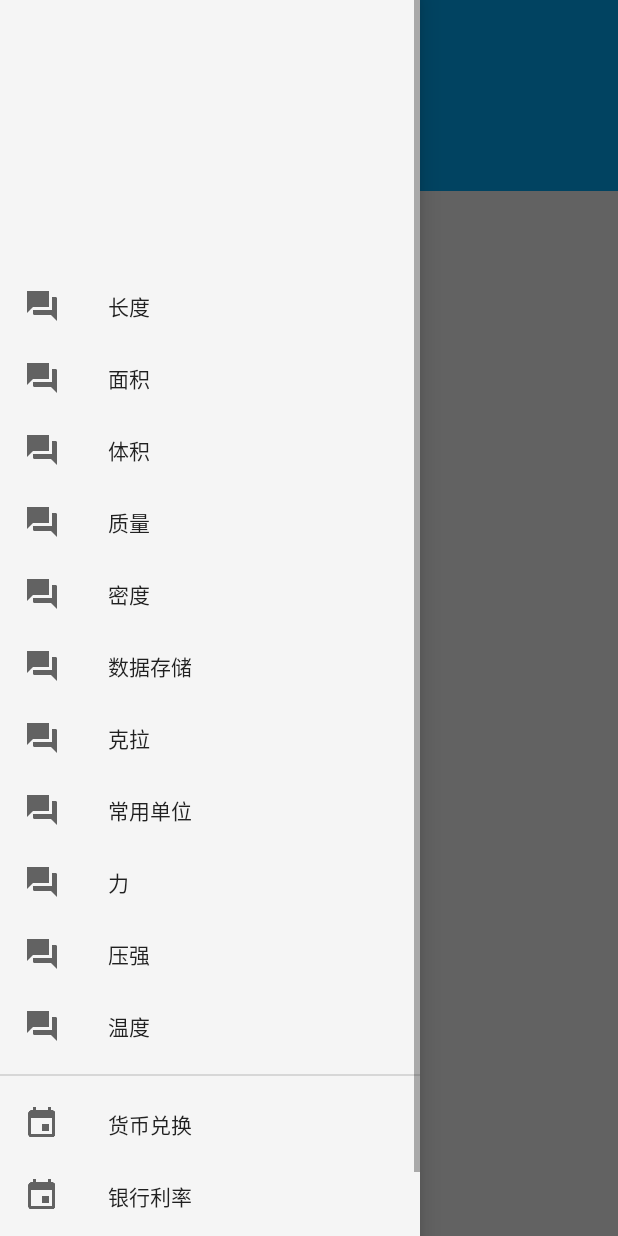
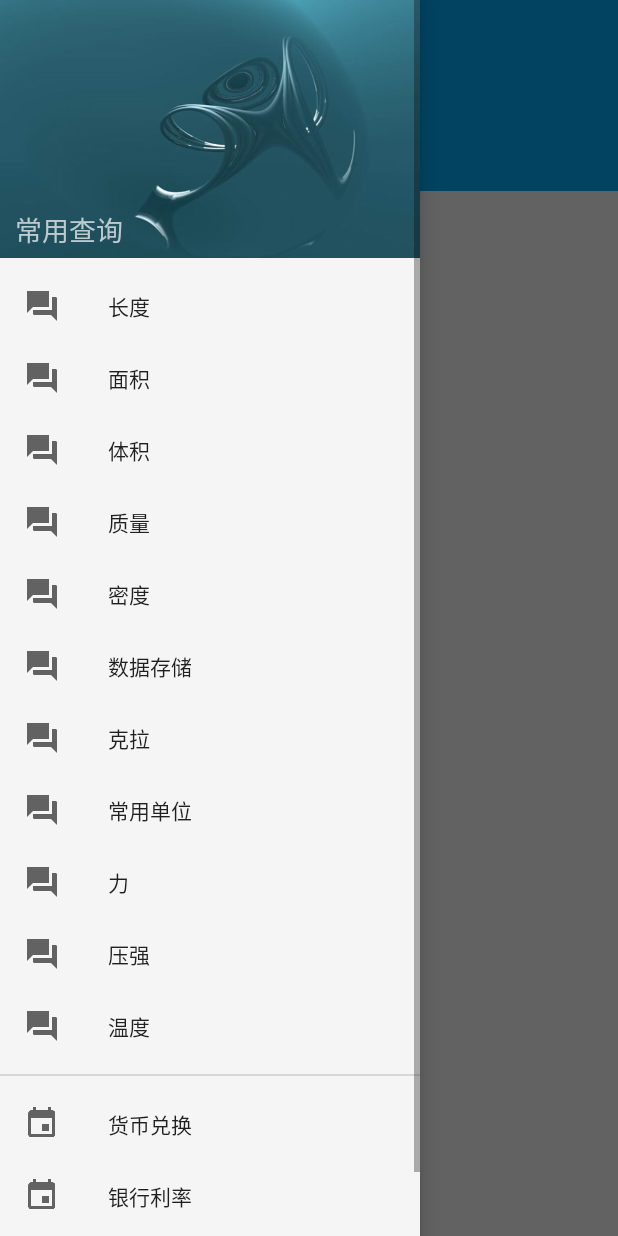
Before and after one commit to ctg168/MaterialSample, an Android app: the screen it shows after launch (MainActivity), with the side drawer open, on a phone screen of 412 x 824 dp. Run offline under Robolectric (Android 15) with nearby library versions, the phone set to English and light mode, and no system bars.

Commit message:
根据不同的换算类型，设置不同的颜色，可以了。

```diff
--- a/app/src/main/java/com/terry/materialsample/MainActivity.java
+++ b/app/src/main/java/com/terry/materialsample/MainActivity.java
@@ -1,5 +1,6 @@
 package com.terry.materialsample;
 
+import android.graphics.Color;
 import android.net.Uri;
 import android.os.Bundle;
 import android.support.design.widget.NavigationView;
@@ -18,6 +19,8 @@ public class MainActivity extends AppCompatActivity implements HuanFragment.OnFr
 
     private DrawerLayout drawerLayout;
     private TextView textViewTitle;
+
+    private int CurrentThemeColor;
 
 
     @Override
@@ -80,7 +83,9 @@ public class MainActivity extends AppCompatActivity implements HuanFragment.OnFr
 
     @Override
     public void onFragmentInteraction(HuanFragment sender) {
+        CurrentThemeColor = sender.CurrentThemeColor;
+
         View titleArea = findViewById(R.id.title_area);
-        titleArea.setBackgroundColor(sender.CurrentThemeColor);
+        titleArea.setBackgroundColor(CurrentThemeColor);
     }
 }
--- a/app/src/main/res/layout/huan_item_layout.xml
+++ b/app/src/main/res/layout/huan_item_layout.xml
@@ -35,9 +35,7 @@
                 android:layout_width="match_parent"
                 android:layout_height="wrap_content"
                 android:inputType="numberDecimal"
-
-                android:text="1.0"/>
-
+                android:textCursorDrawable="@null"/>
 
         </FrameLayout>
 
--- a/app/src/main/res/layout/layout_main_nav_header.xml
+++ b/app/src/main/res/layout/layout_main_nav_header.xml
@@ -2,9 +2,19 @@
 <RelativeLayout xmlns:android="http://schemas.android.com/apk/res/android"
                 android:layout_width="match_parent"
                 android:layout_height="172dp"
+                android:paddingLeft="10dp"
+                android:paddingBottom="5dp"
                 android:orientation="vertical"
-                android:paddingLeft="25dp"
-                android:theme="@style/ThemeOverlay.AppCompat.Dark">
+                android:theme="@style/ThemeOverlay.AppCompat.Dark"
+                android:background="@drawable/title"
+    >
 
 
+    <TextView
+        android:layout_width="wrap_content"
+        android:layout_height="wrap_content"
+        android:textAppearance="?android:attr/textAppearanceMedium"
+        android:layout_alignParentBottom="true"
+        android:text="常用查询"
+        android:id="@+id/textView"/>
 </RelativeLayout>
```
Also changed, not shown: app/src/main/java/com/terry/materialsample/HuanFragment.java (+12 -10 lines), app/src/main/res/values/color.xml (+16 -16 lines), app/src/main/res/drawable/title.jpg (added).
